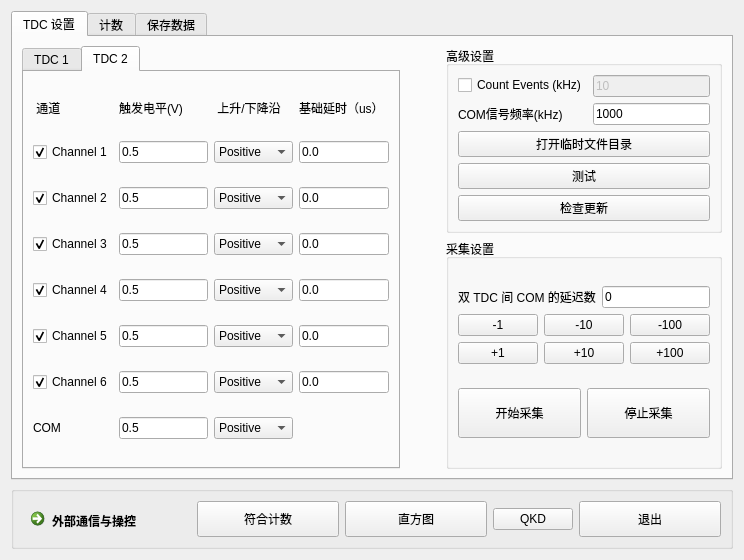
Before: the Qt Designer form ui/widget.ui in WhiteChimney/TDC-counter, drawn with Qt 5.
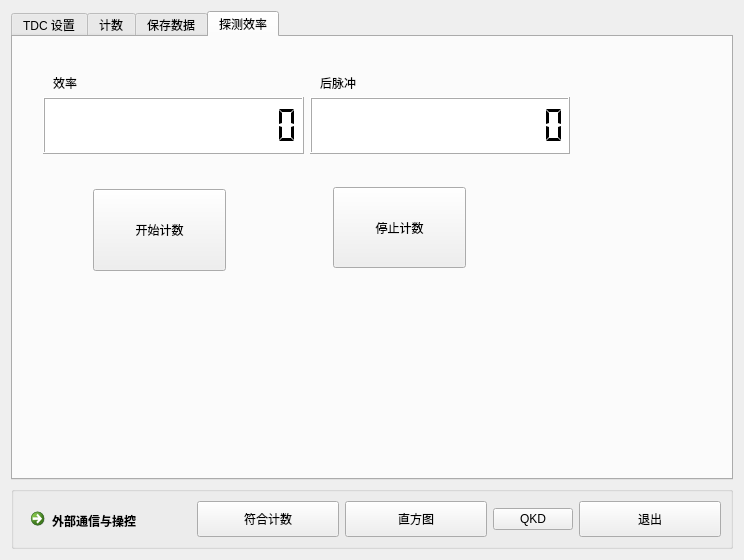
After: the same form once the commit is applied.

Commit message: 添加测探测效率的功能

The edit to the form file:
```diff
--- a/ui/widget.ui
+++ b/ui/widget.ui
@@ -17,7 +17,7 @@
    <item>
     <widget class="QTabWidget" name="tabWidget">
      <property name="currentIndex">
-      <number>0</number>
+      <number>3</number>
      </property>
      <widget class="QWidget" name="pageSettings">
       <attribute name="title">
@@ -1658,6 +1658,137 @@
        </item>
       </layout>
      </widget>
+     <widget class="QWidget" name="tab">
+      <attribute name="title">
+       <string>探测效率</string>
+      </attribute>
+      <widget class="QLCDNumber" name="lcdSPC1_3">
+       <property name="geometry">
+        <rect>
+         <x>30</x>
+         <y>60</y>
+         <width>261</width>
+         <height>57</height>
+        </rect>
+       </property>
+       <property name="sizePolicy">
+        <sizepolicy hsizetype="Minimum" vsizetype="Expanding">
+         <horstretch>1</horstretch>
+         <verstretch>0</verstretch>
+        </sizepolicy>
+       </property>
+       <property name="styleSheet">
+        <string notr="true">background-color: rgb(255, 255, 255);</string>
+       </property>
+       <property name="digitCount">
+        <number>13</number>
+       </property>
+       <property name="segmentStyle">
+        <enum>QLCDNumber::Flat</enum>
+       </property>
+       <property name="value" stdset="0">
+        <double>0.000000000000000</double>
+       </property>
+       <property name="intValue" stdset="0">
+        <number>0</number>
+       </property>
+      </widget>
+      <widget class="QLCDNumber" name="lcdSPC1_4">
+       <property name="geometry">
+        <rect>
+         <x>297</x>
+         <y>60</y>
+         <width>260</width>
+         <height>57</height>
+        </rect>
+       </property>
+       <property name="sizePolicy">
+        <sizepolicy hsizetype="Minimum" vsizetype="Expanding">
+         <horstretch>1</horstretch>
+         <verstretch>0</verstretch>
+        </sizepolicy>
+       </property>
+       <property name="styleSheet">
+        <string notr="true">background-color: rgb(255, 255, 255);</string>
+       </property>
+       <property name="digitCount">
+        <number>13</number>
+       </property>
+       <property name="segmentStyle">
+        <enum>QLCDNumber::Flat</enum>
+       </property>
+       <property name="value" stdset="0">
+        <double>0.000000000000000</double>
+       </property>
+       <property name="intValue" stdset="0">
+        <number>0</number>
+       </property>
+      </widget>
+      <widget class="QLabel" name="label_22">
+       <property name="geometry">
+        <rect>
+         <x>307</x>
+         <y>40</y>
+         <width>260</width>
+         <height>12</height>
+        </rect>
+       </property>
+       <property name="text">
+        <string>后脉冲</string>
+       </property>
+      </widget>
+      <widget class="QLabel" name="label_23">
+       <property name="geometry">
+        <rect>
+         <x>40</x>
+         <y>40</y>
+         <width>261</width>
+         <height>12</height>
+        </rect>
+       </property>
+       <property name="text">
+        <string>效率</string>
+       </property>
+      </widget>
+      <widget class="QPushButton" name="buttonStarteff">
+       <property name="geometry">
+        <rect>
+         <x>80</x>
+         <y>152</y>
+         <width>133</width>
+         <height>82</height>
+        </rect>
+       </property>
+       <property name="sizePolicy">
+        <sizepolicy hsizetype="Minimum" vsizetype="Expanding">
+         <horstretch>0</horstretch>
+         <verstretch>0</verstretch>
+        </sizepolicy>
+       </property>
+       <property name="text">
+        <string>开始计数</string>
+       </property>
+      </widget>
+      <widget class="QPushButton" name="buttonStopCount_2">
+       <property name="geometry">
+        <rect>
+         <x>320</x>
+         <y>150</y>
+         <width>133</width>
+         <height>81</height>
+        </rect>
+       </property>
+       <property name="sizePolicy">
+        <sizepolicy hsizetype="Minimum" vsizetype="Expanding">
+         <horstretch>0</horstretch>
+         <verstretch>0</verstretch>
+        </sizepolicy>
+       </property>
+       <property name="text">
+        <string>停止计数</string>
+       </property>
+      </widget>
+     </widget>
     </widget>
    </item>
    <item>
```
The commit also changes 4 other files.
